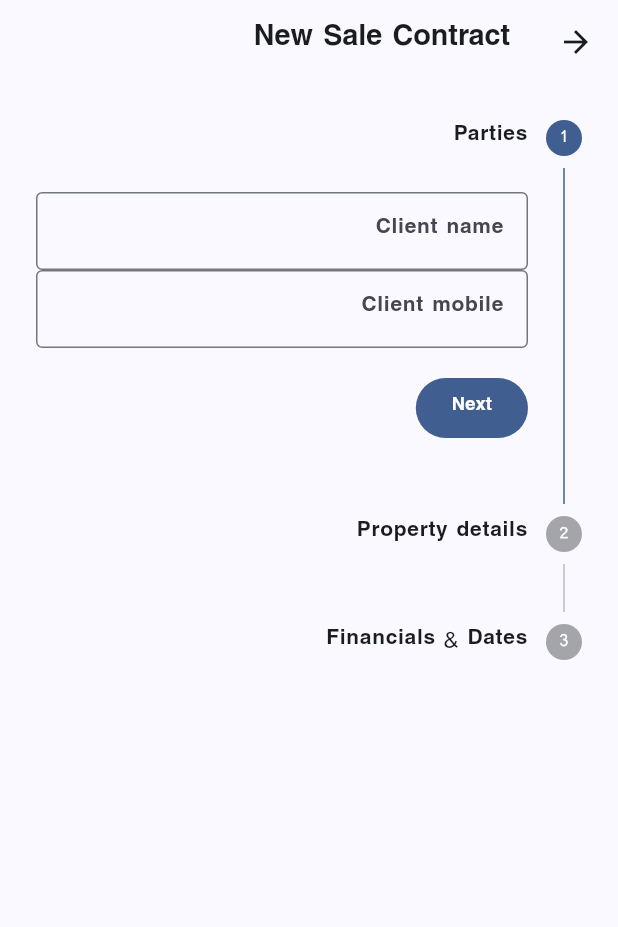
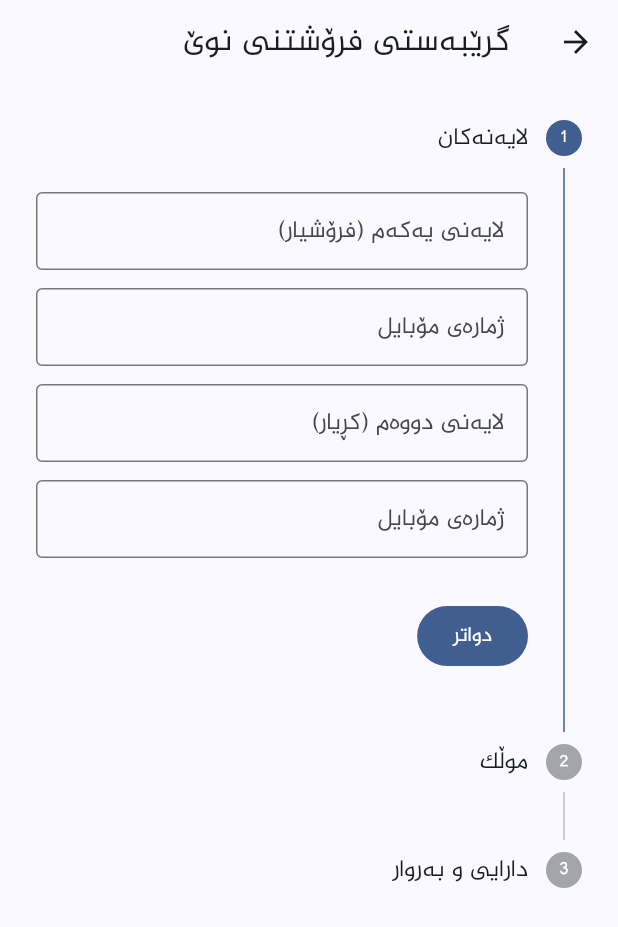
Before and after one commit to badrcode1996/com.leznode.aqarat, a Flutter app: the CreateSaleContractStepper screen opened directly, on a phone screen of 412 x 824 dp. Shown: the top 927 px of the screen. Run offline on Flutter 3.47's test engine with Material 3 defaults, Android fonts, the phone set to English and light mode, and no system bars; our stand-ins replace cloud_firestore, firebase_auth, firebase_core, firebase_storage, fl_chart, flutter_riverpod and 3 more; accounts and stored records are empty.

Commit message:
Restructure sale contract to match the template
Sale contract now has seller/buyer parties (+mobiles), property block
(type/project/number/area), and fields: sale price + currency, down payment,
payment method (free text), late fee/day, withdrawal amount, lawyer, delivery
date. Commission and the old client/remaining fields removed. PDF shows an
info block + 3-column signatures; clauses to be added later.

Co-Authored-By: Claude Opus 4.8 <noreply@anthropic.com>

```diff
--- a/lib/models/contract_model.dart
+++ b/lib/models/contract_model.dart
@@ -292,35 +292,56 @@ class SaleContract extends Contract {
     required super.agentId,
     required super.createdAt,
     super.contractNumber,
-    required this.clientName,
-    required this.clientMobile,
-    required this.propertyTitle,
-    required this.totalPrice,
-    required this.downPayment,
-    required this.remainingAmount,
-    required this.remainingDueDate,
-    required this.commissionSeller,
-    required this.commissionBuyer,
-    this.currency = Currency.iqd,
+    // Parties
+    required this.party1Name, // فرۆشیار (seller)
+    required this.party1Mobile,
+    required this.party2Name, // کڕیار (buyer)
+    required this.party2Mobile,
+    // Property
+    required this.propertyType,
+    required this.projectName,
+    required this.propertyNumber,
+    required this.area,
+    // Financials
+    required this.totalPrice, // نرخی فرۆشتن
+    required this.downPayment, // پێشەکی
+    required this.currency, // دینار یان دۆلار
+    required this.paymentMethod, // شێوازی پارەدان
+    required this.lateFeePerDay, // پێدانی بڕی دواکەوتن بۆ ڕۆژێک
+    required this.withdrawalAmount, // بڕی پاشگەزبوونەوە
+    required this.lawyer, // پارێزەر
+    required this.deliveryDate, // ڕێکەوتی تەسلیم
+    this.notes = '',
+    this.agentName = '',
   }) : super(type: ContractType.sale);
 
-  final String clientName;
-  final String clientMobile;
-  final String propertyTitle;
-  final Currency currency; // دینار یان دۆلار
+  final String party1Name;
+  final String party1Mobile;
+  final String party2Name;
+  final String party2Mobile;
+
+  final String propertyType;
+  final String projectName;
+  final String propertyNumber;
+  final num area;
+
   final num totalPrice;
   final num downPayment;
-  final num remainingAmount;
-  final DateTime? remainingDueDate;
-  final num commissionSeller; // editable; seller defaults to 1%
-  final num commissionBuyer;
+  final Currency currency;
+  final String paymentMethod;
+  final num lateFeePerDay;
+  final num withdrawalAmount;
+  final String lawyer;
+  final DateTime deliveryDate;
 
-  static const double defaultCommissionRate = 0.01;
+  final String notes;
+  final String agentName; // name of the user who created the contract
 
   @override
-  String get listTitle => clientName;
+  String get listTitle => party2Name.isNotEmpty ? party2Name : party1Name;
   @override
-  String get listSubtitle => propertyTitle;
+  String get listSubtitle =>
+      [projectName, propertyNumber].where((s) => s.isNotEmpty).join(' / ');
 
   factory SaleContract.fromJson(String id, Map<String, dynamic> json) {
     return SaleContract(
@@ -330,33 +351,48 @@ class SaleContract extends Contract {
       createdAt:
           (json['created_at'] as Timestamp?)?.toDate() ?? DateTime.now(),
       contractNumber: json['contract_number'] as int? ?? 0,
-      clientName: json['client_name'] as String? ?? '',
-      clientMobile: json['client_mobile'] as String? ?? '',
-      propertyTitle: json['property_title'] as String? ?? '',
-      currency: Currency.fromWire(json['dinar_dolar'] as String?),
+      party1Name: json['party1_name'] as String? ?? '',
+      party1Mobile: json['party1_mobile'] as String? ?? '',
+      party2Name: json['party2_name'] as String? ?? '',
+      party2Mobile: json['party2_mobile'] as String? ?? '',
+      propertyType: json['property_type'] as String? ?? '',
+      projectName: json['project_name'] as String? ?? '',
+      propertyNumber: json['property_number'] as String? ?? '',
+      area: json['area'] as num? ?? 0,
       totalPrice: json['total_price'] as num? ?? 0,
       downPayment: json['down_payment'] as num? ?? 0,
-      remainingAmount: json['remaining_amount'] as num? ?? 0,
-      remainingDueDate: (json['remaining_due_date'] as Timestamp?)?.toDate(),
-      commissionSeller: json['commission_seller'] as num? ?? 0,
-      commissionBuyer: json['commission_buyer'] as num? ?? 0,
+      currency: Currency.fromWire(json['dinar_dolar'] as String?),
+      paymentMethod: json['payment_method'] as String? ?? '',
+      lateFeePerDay: json['late_fee_per_day'] as num? ?? 0,
+      withdrawalAmount: json['withdrawal_amount'] as num? ?? 0,
+      lawyer: json['lawyer'] as String? ?? '',
+      deliveryDate:
+          (json['delivery_date'] as Timestamp?)?.toDate() ?? DateTime.now(),
+      notes: json['notes'] as String? ?? '',
+      agentName: json['agent_name'] as String? ?? '',
     );
   }
 
   @override
   Map<String, dynamic> toJson() => {
         ...baseJson(),
-        'client_name': clientName,
-        'client_mobile': clientMobile,
-        'property_title': propertyTitle,
-        'dinar_dolar': currency.wire,
+        'party1_name': party1Name,
+        'party1_mobile': party1Mobile,
+        'party2_name': party2Name,
+        'party2_mobile': party2Mobile,
+        'property_type': propertyType,
+        'project_name': projectName,
+        'property_number': propertyNumber,
+        'area': area,
         'total_price': totalPrice,
         'down_payment': downPayment,
-        'remaining_amount': remainingAmount,
-        'remaining_due_date': remainingDueDate == null
-            ? null
-            : Timestamp.fromDate(remainingDueDate!),
-        'commission_seller': commissionSeller,
-        'commission_buyer': commissionBuyer,
+        'dinar_dolar': currency.wire,
+        'payment_method': paymentMethod,
+        'late_fee_per_day': lateFeePerDay,
+        'withdrawal_amount': withdrawalAmount,
+        'lawyer': lawyer,
+        'delivery_date': Timestamp.fromDate(deliveryDate),
+        'notes': notes,
+        'agent_name': agentName,
       };
 }
--- a/lib/ui/contracts/create_sale_contract_stepper.dart
+++ b/lib/ui/contracts/create_sale_contract_stepper.dart
@@ -1,16 +1,14 @@
 import 'package:flutter/material.dart';
 import 'package:flutter_riverpod/flutter_riverpod.dart';
+import 'package:intl/intl.dart';
 
 import '../../auth/session.dart';
 import '../../data/contract_repository.dart';
 import '../../models/contract_model.dart';
 import '../../models/enums.dart';
 
-/// 3-step Stepper for creating a SALE contract.
-///
-/// Step 1: Parties        (client name + mobile)
-/// Step 2: Property        (title / description)
-/// Step 3: Financials      (price → auto 1% commission, editable)
+/// 3-step Stepper for creating a SALE contract (فرۆشتن/کرین).
+/// Step 1: Parties (seller/buyer) · Step 2: Property · Step 3: Financials/dates
 class CreateSaleContractStepper extends ConsumerStatefulWidget {
   const CreateSaleContractStepper({super.key});
 
@@ -21,71 +19,60 @@ class CreateSaleContractStepper extends ConsumerStatefulWidget {
 
 class _CreateSaleContractStepperState
     extends ConsumerState<CreateSaleContractStepper> {
-  int _currentStep = 0;
+  int _step = 0;
   bool _saving = false;
 
-  // One form key per step so we validate only the active step.
   final _partiesKey = GlobalKey<FormState>();
   final _propertyKey = GlobalKey<FormState>();
   final _financialsKey = GlobalKey<FormState>();
 
-  // Step 1
-  final _clientName = TextEditingController();
-  final _clientMobile = TextEditingController();
-  // Step 2
-  final _propertyTitle = TextEditingController();
-  // Step 3
+  // Step 1 — parties
+  final _party1Name = TextEditingController(); // فرۆشیار
+  final _party1Mobile = TextEditingController();
+  final _party2Name = TextEditingController(); // کڕیار
+  final _party2Mobile = TextEditingController();
+  // Step 2 — property
+  final _propertyType = TextEditingController();
+  final _projectName = TextEditingController();
+  final _propertyNumber = TextEditingController();
+  final _area = TextEditingController();
+  // Step 3 — financials
   final _totalPrice = TextEditingController();
   final _downPayment = TextEditingController();
-  final _commissionSeller = TextEditingController();
-  final _commissionBuyer = TextEditingController();
-
-  /// True once the user manually edits the seller commission — after that we
-  /// stop overwriting their value when the price changes.
-  bool _sellerCommissionTouched = false;
+  final _paymentMethod = TextEditingController();
+  final _lateFee = TextEditingController();
+  final _withdrawal = TextEditingController();
+  final _lawyer = TextEditingController();
 
   Currency _currency = Currency.iqd;
-  DateTime? _remainingDueDate;
+  DateTime _deliveryDate = DateTime.now();
 
-  @override
-  void initState() {
-    super.initState();
-    // Recompute the suggested commission as the price is typed.
-    _totalPrice.addListener(_recalcCommission);
-  }
+  static final _date = DateFormat('yyyy/MM/dd');
 
   @override
   void dispose() {
     for (final c in [
-      _clientName,
-      _clientMobile,
-      _propertyTitle,
+      _party1Name,
+      _party1Mobile,
+      _party2Name,
+      _party2Mobile,
+      _propertyType,
+      _projectName,
+      _propertyNumber,
+      _area,
       _totalPrice,
       _downPayment,
-      _commissionSeller,
-      _commissionBuyer,
+      _paymentMethod,
+      _lateFee,
+      _withdrawal,
+      _lawyer,
     ]) {
       c.dispose();
     }
     super.dispose();
   }
 
-  num get _price => num.tryParse(_totalPrice.text.trim()) ?? 0;
-  num get _down => num.tryParse(_downPayment.text.trim()) ?? 0;
-  num get _remaining => (_price - _down).clamp(0, double.infinity);
-
-  /// Auto-fills seller commission at the 1% default — but only while the user
-  /// hasn't overridden it. Buyer commission is left fully manual.
-  void _recalcCommission() {
-    if (_sellerCommissionTouched) {
-      setState(() {}); // refresh the read-only "remaining" line.
-      return;
-    }
-    final suggested = _price * SaleContract.defaultCommissionRate;
-    _commissionSeller.text =
-        suggested == 0 ? '' : suggested.toStringAsFixed(2);
-    setState(() {});
-  }
+  num _n(TextEditingController c) => num.tryParse(c.text.trim()) ?? 0;
 
   Future<void> _submit() async {
     if (!_financialsKey.currentState!.validate()) return;
@@ -93,20 +80,27 @@ class _CreateSaleContractStepperState
 
     final user = ref.read(currentUserProvider);
     final contract = SaleContract(
-      id: '', // assigned by Firestore
+      id: '',
       companyId: user.companyId,
       agentId: user.agentId,
-      clientName: _clientName.text.trim(),
-      clientMobile: _clientMobile.text.trim(),
-      propertyTitle: _propertyTitle.text.trim(),
       createdAt: DateTime.now(),
+      party1Name: _party1Name.text.trim(),
+      party1Mobile: _party1Mobile.text.trim(),
+      party2Name: _party2Name.text.trim(),
+      party2Mobile: _party2Mobile.text.trim(),
+      propertyType: _propertyType.text.trim(),
+      projectName: _projectName.text.trim(),
+      propertyNumber: _propertyNumber.text.trim(),
+      area: _n(_area),
+      totalPrice: _n(_totalPrice),
+      downPayment: _n(_downPayment),
       currency: _currency,
-      totalPrice: _price,
-      downPayment: _down,
-      remainingAmount: _remaining,
-      remainingDueDate: _remainingDueDate,
-      commissionSeller: num.tryParse(_commissionSeller.text.trim()) ?? 0,
-      commissionBuyer: num.tryParse(_commissionBuyer.text.trim()) ?? 0,
+      paymentMethod: _paymentMethod.text.trim(),
+      lateFeePerDay: _n(_lateFee),
+      withdrawalAmount: _n(_withdrawal),
+      lawyer: _lawyer.text.trim(),
+      deliveryDate: _deliveryDate,
+      agentName: user.displayName,
     );
 
     try {
@@ -114,26 +108,24 @@ class _CreateSaleContractStepperState
           await ref.read(contractRepositoryProvider).createContract(contract);
       if (mounted) {
         ScaffoldMessenger.of(context).showSnackBar(
-          SnackBar(content: Text('Sale contract created ($id)')),
-        );
+            SnackBar(content: Text('گرێبەستی فرۆشتن دروستکرا ($id)')));
         Navigator.of(context).pop(id);
       }
     } catch (e) {
       if (mounted) {
         ScaffoldMessenger.of(context)
-            .showSnackBar(SnackBar(content: Text('Failed: $e')));
+            .showSnackBar(SnackBar(content: Text('سەرکەوتوو نەبوو: $e')));
       }
     } finally {
       if (mounted) setState(() => _saving = false);
     }
   }
 
-  void _onStepContinue() {
+  void _onContinue() {
     final keys = [_partiesKey, _propertyKey, _financialsKey];
-    if (!keys[_currentStep].currentState!.validate()) return;
-
-    if (_currentStep < 2) {
-      setState(() => _currentStep++);
+    if (!keys[_step].currentState!.validate()) return;
+    if (_step < 2) {
+      setState(() => _step++);
     } else {
       _submit();
     }
@@ -142,213 +134,160 @@ class _CreateSaleContractStepperState
   @override
   Widget build(BuildContext context) {
     return Scaffold(
-      appBar: AppBar(title: const Text('New Sale Contract')),
+      appBar: AppBar(title: const Text('گرێبەستی فرۆشتنی نوێ')),
       body: Stepper(
-        currentStep: _currentStep,
-        type: StepperType.vertical,
-        onStepContinue: _saving ? null : _onStepContinue,
-        onStepCancel: _currentStep == 0
-            ? null
-            : () => setState(() => _currentStep--),
-        onStepTapped: (i) => setState(() => _currentStep = i),
+        currentStep: _step,
+        onStepContinue: _saving ? null : _onContinue,
+        onStepCancel: _step == 0 ? null : () => setState(() => _step--),
+        onStepTapped: (i) => setState(() => _step = i),
         controlsBuilder: (context, details) => Padding(
           padding: const EdgeInsets.only(top: 16),
           child: Row(
             children: [
               FilledButton(
                 onPressed: details.onStepContinue,
-                child: Text(_currentStep == 2
-                    ? (_saving ? 'Saving…' : 'Create Contract')
-                    : 'Next'),
+                child: Text(_step == 2
+                    ? (_saving ? 'پاشەکەوتکردن…' : 'دروستکردن')
+                    : 'دواتر'),
               ),
               const SizedBox(width: 8),
-              if (_currentStep > 0)
+              if (_step > 0)
                 TextButton(
                   onPressed: details.onStepCancel,
-                  child: const Text('Back'),
+                  child: const Text('گەڕانەوە'),
                 ),
             ],
           ),
         ),
         steps: [
-          _partiesStep(),
-          _propertyStep(),
-          _financialsStep(),
+          Step(
+            title: const Text('لایەنەکان'),
+            isActive: _step >= 0,
+            state: _step > 0 ? StepState.complete : StepState.indexed,
+            content: Form(
+              key: _partiesKey,
+              child: Column(
+                children: [
+                  _text(_party1Name, 'لایەنی یەکەم (فرۆشیار)'),
+                  _text(_party1Mobile, 'ژمارەی مۆبایل',
+                      keyboard: TextInputType.phone),
+                  _text(_party2Name, 'لایەنی دووەم (کڕیار)'),
+                  _text(_party2Mobile, 'ژمارەی مۆبایل',
+                      keyboard: TextInputType.phone),
+                ],
+              ),
+            ),
+          ),
+          Step(
+            title: const Text('موڵک'),
+            isActive: _step >= 1,
+            state: _step > 1 ? StepState.complete : StepState.indexed,
+            content: Form(
+              key: _propertyKey,
+              child: Column(
+                children: [
+                  _text(_propertyType, 'جۆری موڵک'),
+                  _text(_projectName, 'پڕۆژە/گەڕەک'),
+                  _text(_propertyNumber, 'ژمارەی عەقار'),
+                  _text(_area, 'ڕووبەر (م²)',
+                      keyboard: const TextInputType.numberWithOptions(
+                          decimal: true)),
+                ],
+              ),
+            ),
+          ),
+          Step(
+            title: const Text('دارایی و بەروار'),
+            isActive: _step >= 2,
+            content: Form(
+              key: _financialsKey,
+              child: Column(
+                crossAxisAlignment: CrossAxisAlignment.start,
+                children: [
+                  Row(
+                    crossAxisAlignment: CrossAxisAlignment.start,
+                    children: [
+                      Expanded(
+                        flex: 2,
+                        child: _text(_totalPrice, 'نرخی فرۆشتن',
+                            keyboard: const TextInputType.numberWithOptions(
+                                decimal: true)),
+                      ),
+                      const SizedBox(width: 8),
+                      Expanded(
+                        child: Padding(
+                          padding: const EdgeInsets.only(top: 12),
+                          child: DropdownButtonFormField<Currency>(
+                            initialValue: _currency,
+                            decoration:
+                                const InputDecoration(labelText: 'دراو'),
+                            items: Currency.values
+                                .map((c) => DropdownMenuItem(
+                                    value: c, child: Text(c.label)))
+                                .toList(),
+                            onChanged: (v) =>
+                                setState(() => _currency = v ?? Currency.iqd),
+                          ),
+                        ),
+                      ),
+                    ],
+                  ),
+                  _text(_downPayment, 'پێشەکی',
+                      keyboard: const TextInputType.numberWithOptions(
+                          decimal: true)),
+                  _text(_paymentMethod, 'شێوازی پارەدان'),
+                  _text(_lateFee, 'پێدانی بڕی دواکەوتن بۆ ڕۆژێک',
+                      keyboard: const TextInputType.numberWithOptions(
+                          decimal: true)),
+                  _text(_withdrawal, 'بڕی پاشگەزبوونەوە',
+                      keyboard: const TextInputType.numberWithOptions(
+                          decimal: true)),
+                  _text(_lawyer, 'پارێزەر'),
+                  _datePicker('ڕێکەوتی تەسلیم', _deliveryDate,
+                      (d) => setState(() => _deliveryDate = d)),
+                ],
+              ),
+            ),
+          ),
         ],
       ),
     );
   }
 
-  // --------------------------- Step 1: Parties ---------------------------
-  Step _partiesStep() => Step(
-        title: const Text('Parties'),
-        isActive: _currentStep >= 0,
-        state: _currentStep > 0 ? StepState.complete : StepState.indexed,
-        content: Form(
-          key: _partiesKey,
-          child: Column(
-            children: [
-              TextFormField(
-                controller: _clientName,
-                decoration: const InputDecoration(labelText: 'Client name'),
-                validator: _required,
-              ),
-              TextFormField(
-                controller: _clientMobile,
-                keyboardType: TextInputType.phone,
-                decoration: const InputDecoration(labelText: 'Client mobile'),
-                validator: _required,
-              ),
-            ],
-          ),
+  Widget _text(TextEditingController c, String label,
+          {TextInputType? keyboard}) =>
+      Padding(
+        padding: const EdgeInsets.only(bottom: 12),
+        child: TextFormField(
+          controller: c,
+          keyboardType: keyboard,
+          decoration: InputDecoration(labelText: label),
+          validator: (v) =>
+              (v == null || v.trim().isEmpty) ? 'پێویستە' : null,
         ),
       );
 
-  // --------------------------- Step 2: Property ---------------------------
-  Step _propertyStep() => Step(
-        title: const Text('Property details'),
-        isActive: _currentStep >= 1,
-        state: _currentStep > 1 ? StepState.complete : StepState.indexed,
-        content: Form(
-          key: _propertyKey,
-          child: TextFormField(
-            controller: _propertyTitle,
-            decoration: const InputDecoration(
-              labelText: 'Property title / description',
-            ),
-            validator: _required,
-          ),
-        ),
-      );
-
-  // ------------------------- Step 3: Financials -------------------------
-  Step _financialsStep() => Step(
-        title: const Text('Financials & Dates'),
-        isActive: _currentStep >= 2,
-        content: Form(
-          key: _financialsKey,
-          child: Column(
-            crossAxisAlignment: CrossAxisAlignment.start,
+  Widget _datePicker(
+          String label, DateTime value, ValueChanged<DateTime> onPick) =>
+      Padding(
+        padding: const EdgeInsets.symmetric(vertical: 4),
+        child: Row(
           children: [
-              TextFormField(
-                controller: _totalPrice,
-                keyboardType: const TextInputType.numberWithOptions(decimal: true),
-                decoration: const InputDecoration(
-                  labelText: 'Total price',
-                  prefixIcon: Icon(Icons.payments_outlined),
-                ),
-                validator: _positiveNumber,
-              ),
-              const SizedBox(height: 12),
-              DropdownButtonFormField<Currency>(
-                initialValue: _currency,
-                decoration: const InputDecoration(
-                  labelText: 'دراو (دینار/دۆلار)',
-                  prefixIcon: Icon(Icons.currency_exchange),
-                ),
-                items: Currency.values
-                    .map((c) =>
-                        DropdownMenuItem(value: c, child: Text(c.label)))
-                    .toList(),
-                onChanged: (v) =>
-                    setState(() => _currency = v ?? Currency.iqd),
-              ),
-              TextFormField(
-                controller: _downPayment,
-                keyboardType: const TextInputType.numberWithOptions(decimal: true),
-                decoration: const InputDecoration(labelText: 'Down payment'),
-                onChanged: (_) => setState(() {}),
-                validator: _positiveNumber,
-              ),
-              const SizedBox(height: 8),
-              // Read-only computed remaining amount.
-              InputDecorator(
-                decoration: const InputDecoration(
-                  labelText: 'Remaining amount (auto)',
-                  border: OutlineInputBorder(),
-                ),
-                child: Text(_remaining.toStringAsFixed(2)),
-              ),
-              const SizedBox(height: 12),
-
-              // ---- Auto-calculated, but EDITABLE seller commission (1%) ----
-              TextFormField(
-                controller: _commissionSeller,
-                keyboardType: const TextInputType.numberWithOptions(decimal: true),
-                decoration: InputDecoration(
-                  labelText: 'Seller commission',
-                  helperText: _sellerCommissionTouched
-                      ? 'Manual override'
-                      : 'Auto: 1% of total price — tap to edit',
-                  suffixIcon: _sellerCommissionTouched
-                      ? IconButton(
-                          tooltip: 'Reset to 1%',
-                          icon: const Icon(Icons.restart_alt),
-                          onPressed: () {
-                            _sellerCommissionTouched = false;
-                            _recalcCommission();
-                          },
-                        )
-                      : null,
-                ),
-                // First manual edit "locks" the auto-fill so we stop overwriting.
-                onChanged: (_) {
-                  if (!_sellerCommissionTouched) {
-                    setState(() => _sellerCommissionTouched = true);
-                  }
-                },
-                validator: _positiveNumber,
-              ),
-
-              TextFormField(
-                controller: _commissionBuyer,
-                keyboardType: const TextInputType.numberWithOptions(decimal: true),
-                decoration: const InputDecoration(
-                  labelText: 'Buyer commission',
-                ),
-                validator: _positiveNumber,
-              ),
-              const SizedBox(height: 12),
-
-              // Remaining due date picker.
-              Row(
-                children: [
-                  Expanded(
-                    child: Text(_remainingDueDate == null
-                        ? 'No remaining due date set'
-                        : 'Due: ${_remainingDueDate!.toString().split(' ').first}'),
-                  ),
+            Expanded(child: Text('$label: ${_date.format(value)}')),
             TextButton.icon(
-                    icon: const Icon(Icons.calendar_today),
-                    label: const Text('Pick date'),
+              icon: const Icon(Icons.calendar_today, size: 18),
+              label: const Text('بەروار'),
               onPressed: () async {
-                      final now = DateTime.now();
                 final picked = await showDatePicker(
                   context: context,
-                        initialDate: now,
-                        firstDate: now,
-                        lastDate: DateTime(now.year + 10),
+                  initialDate: value,
+                  firstDate: DateTime(2020),
+                  lastDate: DateTime(2100),
                 );
-                      if (picked != null) {
-                        setState(() => _remainingDueDate = picked);
-                      }
+                if (picked != null) onPick(picked);
               },
             ),
           ],
         ),
-            ],
-          ),
-        ),
       );
-
-  // ------------------------------ validators ------------------------------
-  String? _required(String? v) =>
-      (v == null || v.trim().isEmpty) ? 'Required' : null;
-
-  String? _positiveNumber(String? v) {
-    final n = num.tryParse((v ?? '').trim());
-    if (n == null) return 'Enter a number';
-    if (n < 0) return 'Cannot be negative';
-    return null;
 }
-}
```
Also changed, not shown: lib/services/pdf/contract_pdf_service.dart (+40 -82 lines), 1 other file. Lines whose indentation alone changed are shown as unchanged.
